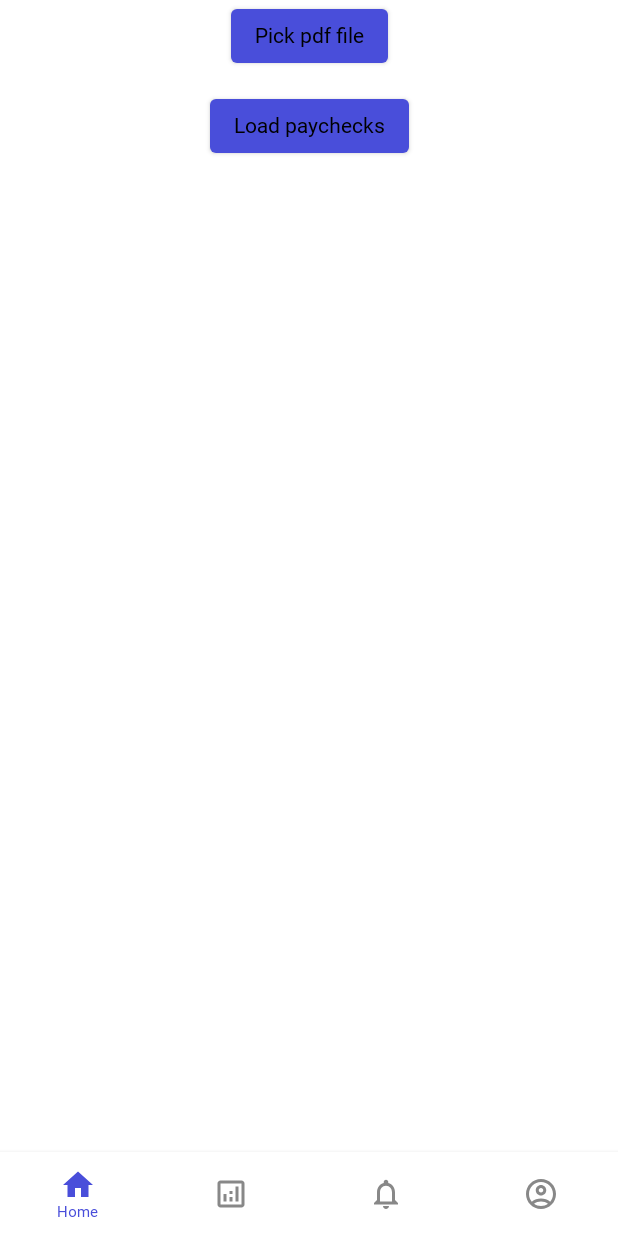
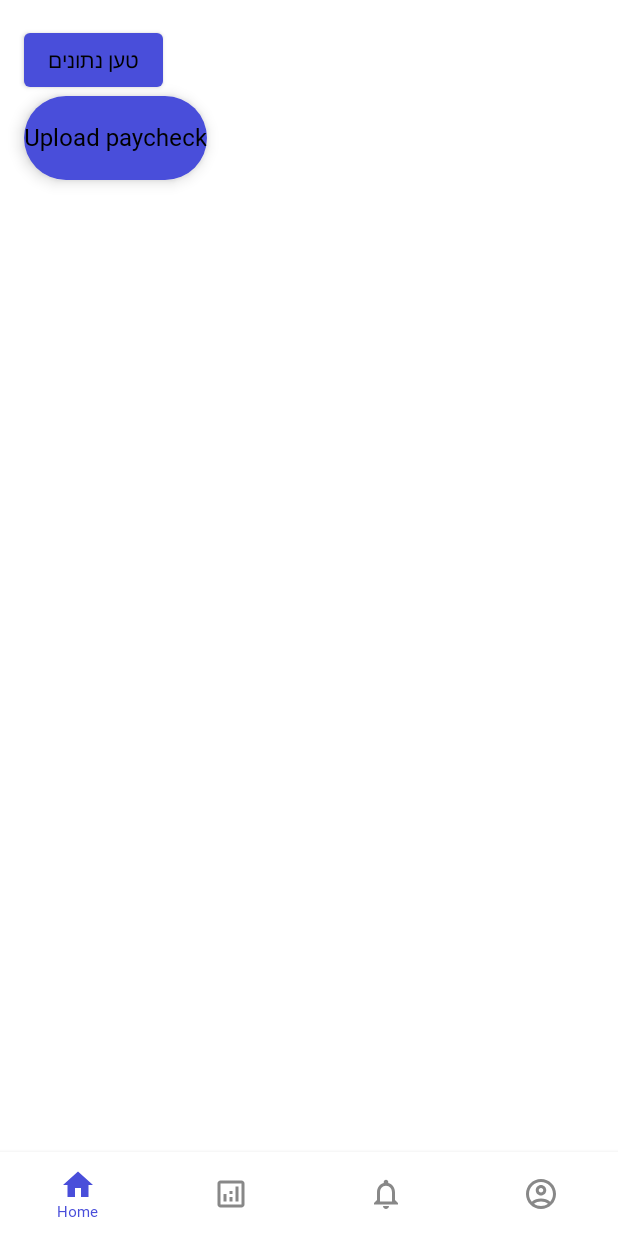
Before and after one commit to SalarioAdmin/Salario-Android, an Android app built with Jetpack Compose: the StatusScreen screen opened through its navigation route, on a phone screen of 412 x 824 dp. Run offline under Robolectric (Android 15) with nearby library versions, the phone set to English and light mode, and no system bars; our stand-ins replace Dagger/Hilt's generated code, Room's generated code; libraries missing offline, so code that uses them is left out: com.auth0.android.

Commit message:
Dependencies version upgrade Test ui for Paychecks

```diff
--- a/app/src/main/java/io/salario/app/core/shared_ui/composable/PdfPicker.kt
+++ b/app/src/main/java/io/salario/app/core/shared_ui/composable/PdfPicker.kt
@@ -6,26 +6,20 @@ import androidx.activity.result.contract.ActivityResultContracts
 import androidx.compose.foundation.layout.Column
 import androidx.compose.foundation.layout.Spacer
 import androidx.compose.foundation.layout.height
-import androidx.compose.material.Button
+import androidx.compose.material.FloatingActionButton
+import androidx.compose.material.MaterialTheme
 import androidx.compose.material.Text
 import androidx.compose.runtime.*
 import androidx.compose.ui.Modifier
 import androidx.compose.ui.platform.LocalContext
 import androidx.compose.ui.unit.dp
-import com.google.accompanist.permissions.ExperimentalPermissionsApi
-import com.google.accompanist.permissions.rememberPermissionState
 
-@ExperimentalPermissionsApi
 @Composable
 fun PickPdfFile(
+    buttonText: String,
     onFilePickerResult: (result: FilePickerResult) -> Unit
 ) {
     val context = LocalContext.current
-
-    // TODO Check if needed on lower version of Android
-    val readPermissionState = rememberPermissionState(
-        android.Manifest.permission.READ_EXTERNAL_STORAGE
-    )
 
     var fileUri by remember {
         mutableStateOf<Uri?>(null)
@@ -38,23 +32,16 @@ fun PickPdfFile(
     }
 
     Column {
-        // TODO Check if needed on lower version of Android
-//        Button(onClick = readPermissionState::launchPermissionRequest) {
-//            Text("request read permission")
-//        }
-//
-//        PermissionRequired(readPermissionState, {}, {}) {
-//            Button(onClick = {
-//                launcher.launch(arrayOf("application/pdf"))
-//            }) {
-//                Text(text = "Pick pdf file")
-//            }
-//        }
-
-        Button(onClick = {
-            launcher.launch(arrayOf("application/pdf"))
-        }) {
-            Text(text = "Pick pdf file")
+        FloatingActionButton(
+            backgroundColor = MaterialTheme.colors.primary,
+            onClick = {
+                launcher.launch(arrayOf("application/pdf"))
+            }
+        ) {
+            Text(
+                text = buttonText,
+                style = MaterialTheme.typography.subtitle2
+            )
         }
 
         Spacer(modifier = Modifier.height(12.dp))
--- a/app/src/main/java/io/salario/app/features/auth/domain/repository/AuthRepositoryImpl.kt
+++ b/app/src/main/java/io/salario/app/features/auth/domain/repository/AuthRepositoryImpl.kt
@@ -93,7 +93,7 @@ class AuthRepositoryImpl @Inject constructor(
     }
 
     override fun refreshAccessToken(): Flow<Resource<out Any>> = flow {
-        val refreshToken = getAccessToken()
+        val refreshToken = dataStoreManager.getRefreshToken().first()
         try {
             val tokenPair = api.refreshAccessToken(RefreshTokenBody(refreshToken))
             saveTokens(tokenPair)
--- a/app/src/main/java/io/salario/app/features/salary_details/presentation/screen/StausScreen.kt
+++ b/app/src/main/java/io/salario/app/features/salary_details/presentation/screen/StausScreen.kt
@@ -5,9 +5,9 @@ import android.util.Log
 import androidx.activity.compose.BackHandler
 import androidx.compose.foundation.background
 import androidx.compose.foundation.layout.*
-import androidx.compose.foundation.lazy.LazyColumn
-import androidx.compose.foundation.lazy.items
+import androidx.compose.foundation.shape.RoundedCornerShape
 import androidx.compose.material.Button
+import androidx.compose.material.MaterialTheme
 import androidx.compose.material.Text
 import androidx.compose.runtime.Composable
 import androidx.compose.runtime.collectAsState
@@ -16,7 +16,6 @@ import androidx.compose.ui.Alignment
 import androidx.compose.ui.ExperimentalComposeUiApi
 import androidx.compose.ui.Modifier
 import androidx.compose.ui.graphics.Color
-import androidx.compose.ui.text.style.TextAlign
 import androidx.compose.ui.unit.dp
 import androidx.hilt.navigation.compose.hiltViewModel
 import androidx.navigation.NavController
@@ -61,11 +60,51 @@ fun StatusScreen(
     }
 
     Column(
-        modifier = Modifier.fillMaxSize(),
-        horizontalAlignment = Alignment.CenterHorizontally,
+        modifier = Modifier
+            .fillMaxSize()
+            .padding(horizontal = 16.dp),
+        horizontalAlignment = Alignment.Start,
         verticalArrangement = Arrangement.Top
     ) {
-        PickPdfFile {
+        if (paychecks.isNotEmpty()) {
+            Spacer(modifier = Modifier.height(24.dp))
+            Text(text = paychecks[0].name)
+            Spacer(modifier = Modifier.height(8.dp))
+            Text(text = paychecks[0].company)
+            Spacer(modifier = Modifier.height(24.dp))
+            Column(
+                modifier = Modifier
+                    .fillMaxWidth()
+                    .background(Color.LightGray, RoundedCornerShape(16.dp))
+                    .padding(horizontal = 16.dp)
+            ) {
+                Spacer(modifier = Modifier
+                    .fillMaxWidth()
+                    .height(32.dp))
+                Text(
+                    text = "נטו",
+                    style = MaterialTheme.typography.h1
+                )
+                Spacer(modifier = Modifier
+                    .fillMaxWidth()
+                    .height(16.dp))
+                Text(
+                    text = "${paychecks[0].paymentNetAmount}₪",
+                    style = MaterialTheme.typography.subtitle1
+                )
+                Spacer(modifier = Modifier
+                    .fillMaxWidth()
+                    .height(32.dp))
+            }
+        }
+        Spacer(modifier = Modifier
+            .fillMaxWidth()
+            .height(16.dp))
+        Button(onClick = { viewModel.onEvent(StatusEvent.OnLoadPaychecksRequest) }) {
+            Text(text = "טען נתונים")
+        }
+
+        PickPdfFile("Upload paycheck") {
             when (it) {
                 is FilePickerResult.FilePickerSuccess -> {
                     val pdfBytes = it.result
@@ -77,28 +116,5 @@ fun StatusScreen(
                 }
             }
         }
-
-        Button(onClick = { viewModel.onEvent(StatusEvent.OnLoadPaychecksRequest) }) {
-            Text(text = "Load paychecks")
-        }
-
-        LazyColumn {
-            items(paychecks) {
-                Column(
-                    Modifier
-                        .fillMaxWidth()
-                        .background(Color.LightGray),
-                    horizontalAlignment = Alignment.CenterHorizontally,
-                ) {
-                    Text(text = it.period, textAlign = TextAlign.Center)
-                    Text(text = it.name)
-                    Text(text = it.id)
-                    Text(text = it.address)
-                    Text(text = it.paymentNetAmount.toString())
-                    Text(text = it.company)
-                    Spacer(modifier = Modifier.height(16.dp))
-                }
-            }
-        }
     }
 }
--- a/app/src/main/java/io/salario/app/features/salary_details/presentation/viewmodel/StatusViewModel.kt
+++ b/app/src/main/java/io/salario/app/features/salary_details/presentation/viewmodel/StatusViewModel.kt
@@ -48,13 +48,15 @@ class StatusViewModel @Inject constructor(
                 getUserPaychecks()
             }
             is StatusEvent.OnDialogDismiss -> {
+                showExitDialog = false
                 resetInfoDialog()
             }
             is StatusEvent.OnExitPressed -> {
-                showExitDialog = true
+                showExitDialog = false
+                // TODO quit the app
             }
             is StatusEvent.OnBackPressed -> {
-                showExitDialog = false
+                showExitDialog = true
             }
         }
     }
--- a/app/src/main/java/io/salario/app/features/splash_screen/presentation/screen/SplashScreen.kt
+++ b/app/src/main/java/io/salario/app/features/splash_screen/presentation/screen/SplashScreen.kt
@@ -47,7 +47,7 @@ fun SplashScreen(
                     OvershootInterpolator(2f).getInterpolation(it)
                 }
             ))
-        delay(3500)
+        delay(2000)
         viewModel.onEvent(SplashScreenEvent.OnAnimationFinished)
     }
 
--- a/build.gradle
+++ b/build.gradle
@@ -11,7 +11,7 @@ buildscript {
         mavenCentral()
     }
     dependencies {
-        classpath 'com.android.tools.build:gradle:7.0.4'
+        classpath 'com.android.tools.build:gradle:7.1.2'
         classpath "org.jetbrains.kotlin:kotlin-gradle-plugin:$kotlin_version"
         classpath 'org.jetbrains.kotlin:kotlin-serialization:1.6.0'
         classpath 'com.google.gms:google-services:4.3.10'
```
Also changed, not shown: app/build.gradle (+24 -21 lines), gradle/wrapper/gradle-wrapper.properties.
